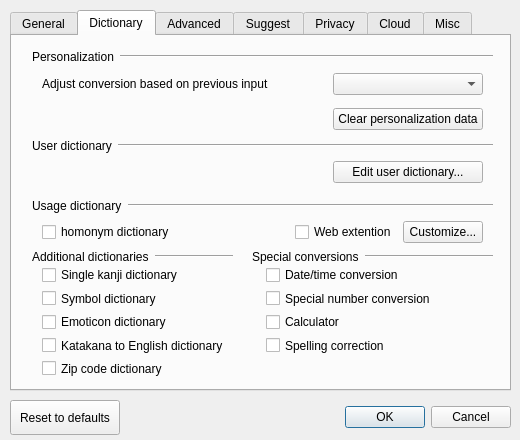
The window that src/gui/config_dialog/config_dialog.ui (niw/mozc) describes before a commit, drawn with Qt 5.
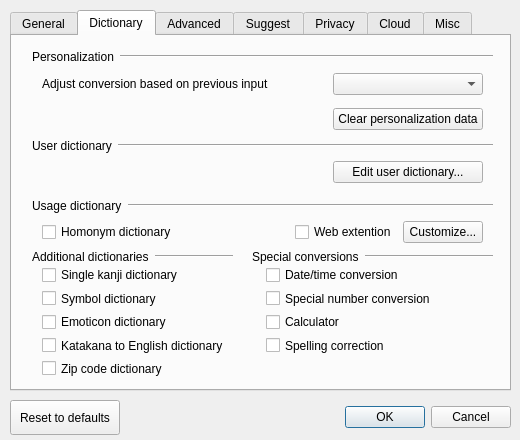
The same window after the commit. The open tabs and pages were chosen to show the change. Custom widgets are drawn as their Qt base class.

The edit to the form file:
```diff
--- a/src/gui/config_dialog/config_dialog.ui
+++ b/src/gui/config_dialog/config_dialog.ui
@@ -615,7 +615,7 @@
        <item row="0" column="0">
         <widget class="QCheckBox" name="localUsageDictionaryCheckBox">
          <property name="text">
-          <string>homonym dictionary</string>
+          <string>Homonym dictionary</string>
          </property>
         </widget>
        </item>
```
